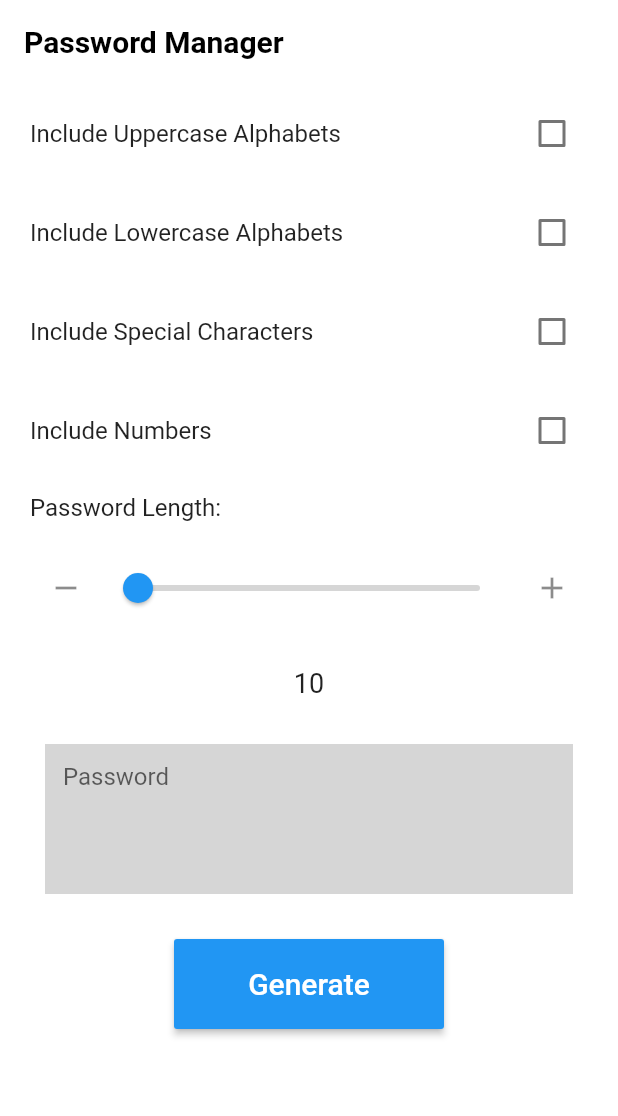
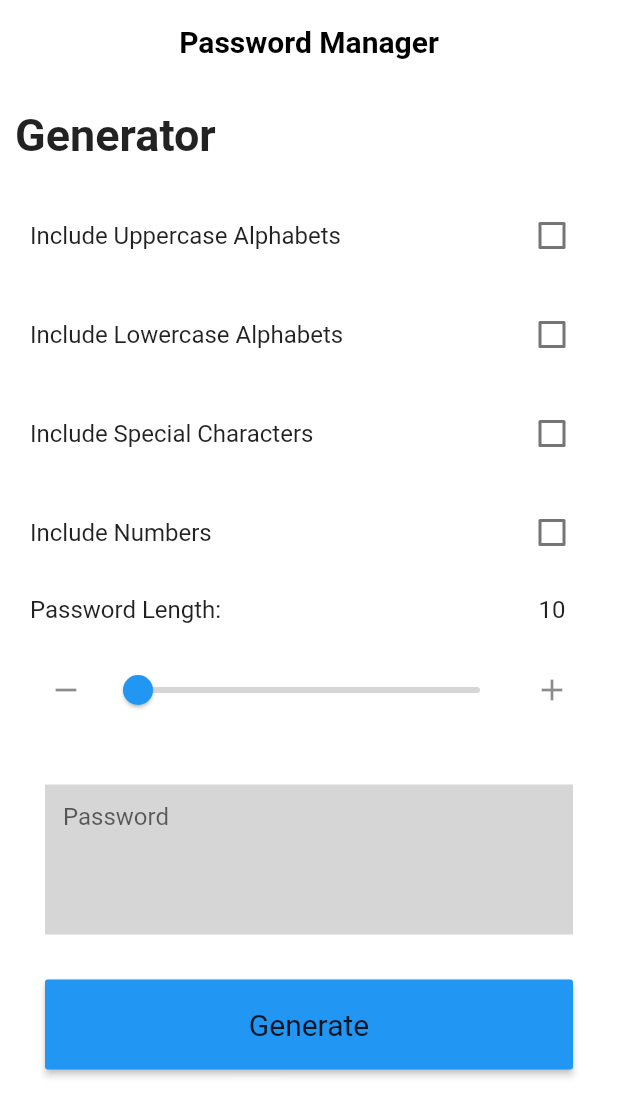
Before and after one commit to Android-Builds/Password-Manager, a Flutter app: the screen it shows after launch, on a phone screen of 412 x 824 dp. Shown: the top 1116 px of the screen. Run offline on Flutter 3.47's test engine with Material 2 defaults, Android fonts, the phone set to English and light mode, and no system bars.

Commit message:
Improve visuals

```diff
--- a/lib/homepage.dart
+++ b/lib/homepage.dart
@@ -18,14 +18,16 @@ class _HomePageState extends State<HomePage> {
 
   getButton() {
     return _controller.text == ''
-        ? MaterialButton(
+        ? Padding(
+            padding: const EdgeInsets.symmetric(horizontal: 30.0),
+            child: MaterialButton(
               minWidth: 180,
               height: 60,
               child: Text(
                 'Generate',
                 style: TextStyle(
-                color: Colors.white,
                   fontSize: 20.0,
+                  fontWeight: FontWeight.w400,
                 ),
               ),
               color: Colors.blue,
@@ -44,6 +46,7 @@ class _HomePageState extends State<HomePage> {
                   });
                 }
               },
+            ),
           )
         : Padding(
             padding: const EdgeInsets.symmetric(horizontal: 30.0),
@@ -88,10 +91,22 @@ class _HomePageState extends State<HomePage> {
       key: _scaffoldkey,
       appBar: AppBar(
         title: Text('Password Manager'),
+        centerTitle: true,
       ),
       body: Center(
-        child: Column(
+        child: ListView(
           children: <Widget>[
+            ListTile(
+              contentPadding: EdgeInsets.all(10.0),
+              dense: true,
+              title: Text(
+                'Generator',
+                style: TextStyle(
+                  fontSize: 30.0,
+                  fontWeight: FontWeight.bold,
+                ),
+              ),
+            ),
             ListTile(
               contentPadding: EdgeInsets.symmetric(
                 horizontal: 20.0,
@@ -161,9 +176,16 @@ class _HomePageState extends State<HomePage> {
                 horizontal: 20.0,
                 vertical: 5.0,
               ),
-              title: Text('Password Length: '),
+              title: Row(
+                children: [
+                  Text('Password Length: '),
+                  Spacer(),
+                  Text(_sliderValue.toInt().toString()),
+                  SizedBox(width: 15.0)
+                ],
+              ),
               subtitle: Padding(
-                padding: const EdgeInsets.symmetric(vertical: 20.0),
+                padding: const EdgeInsets.only(top: 20.0),
                 child: Row(
                   children: [
                     IconButton(
@@ -203,14 +225,6 @@ class _HomePageState extends State<HomePage> {
                 ),
               ),
             ),
-            Center(
-              child: Text(
-                _sliderValue.toInt().toString(),
-                style: TextStyle(
-                  fontSize: 18.0,
-                ),
-              ),
-            ),
             Container(
               padding: EdgeInsets.symmetric(horizontal: 30.0, vertical: 30.0),
               child: TextField(
```
Lines whose indentation alone changed are shown as unchanged.
